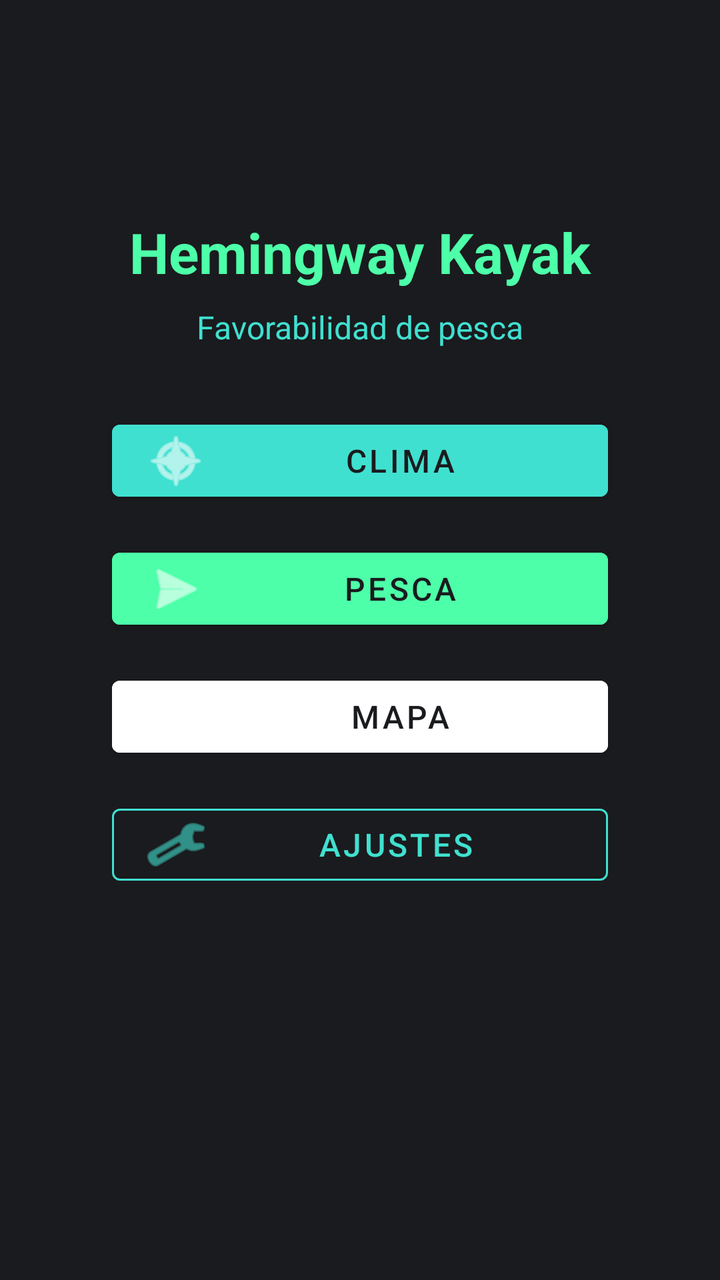
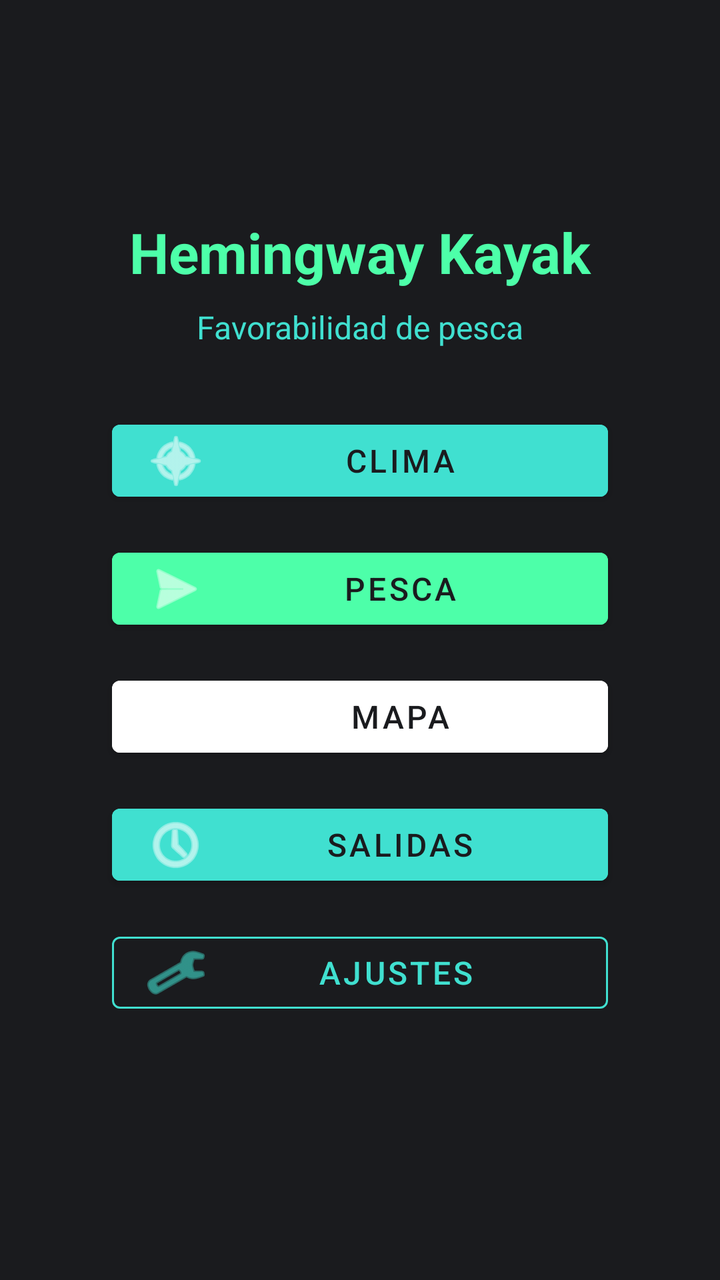

Compare the two renders of this Android layout. The source of the first and the diff that turns it into the second are given below.
<!-- AndroidManifest.xml: application theme Theme.HemingwayKayak -->
<!-- res/layout/fragment_home.xml -->
<?xml version="1.0" encoding="utf-8"?>
<ScrollView 
    xmlns:android="http://schemas.android.com/apk/res/android"
    xmlns:app="http://schemas.android.com/apk/res-auto"
    xmlns:tools="http://schemas.android.com/tools"
    android:layout_width="match_parent"
    android:layout_height="match_parent"
    android:background="@color/logo_dark"
    android:fillViewport="true">

    <androidx.constraintlayout.widget.ConstraintLayout 
        android:layout_width="match_parent"
        android:layout_height="wrap_content"
        android:padding="@dimen/spacing_lg"
        tools:context=".ui.home.HomeFragment">

        <TextView
            android:id="@+id/titleText"
            android:layout_width="wrap_content"
            android:layout_height="wrap_content"
            android:text="@string/app_name"
            android:textColor="@color/logo_neon"
            android:textSize="@dimen/text_size_display"
            android:textStyle="bold"
            app:layout_constraintBottom_toBottomOf="parent"
            app:layout_constraintEnd_toEndOf="parent"
            app:layout_constraintStart_toStartOf="parent"
            app:layout_constraintTop_toTopOf="parent"
            app:layout_constraintVertical_bias="0.15" />

        <TextView
            android:id="@+id/subtitleText"
            android:layout_width="wrap_content"
            android:layout_height="wrap_content"
            android:layout_marginTop="@dimen/spacing_sm"
            android:text="@string/fishing_favorability"
            android:textColor="@color/logo_turquoise"
            android:textSize="@dimen/text_size_subtitle"
            app:layout_constraintEnd_toEndOf="parent"
            app:layout_constraintStart_toStartOf="parent"
            app:layout_constraintTop_toBottomOf="@+id/titleText" />

        <com.google.android.material.button.MaterialButton
            android:id="@+id/weatherButton"
            android:layout_width="0dp"
            android:layout_height="@dimen/button_height"
            android:layout_marginStart="@dimen/spacing_xl"
            android:layout_marginTop="@dimen/spacing_xl"
            android:layout_marginEnd="@dimen/spacing_xl"
            android:backgroundTint="@color/logo_turquoise"
            android:text="@string/weather_title"
            android:textColor="@color/logo_dark"
            android:textSize="@dimen/text_size_subtitle"
            app:icon="@android:drawable/ic_menu_compass"
            app:iconGravity="start"
            app:layout_constraintEnd_toEndOf="parent"
            app:layout_constraintStart_toStartOf="parent"
            app:layout_constraintTop_toBottomOf="@+id/subtitleText"
            app:layout_constraintWidth_max="400dp" />

        <com.google.android.material.button.MaterialButton
            android:id="@+id/fishingButton"
            android:layout_width="0dp"
            android:layout_height="@dimen/button_height"
            android:layout_marginStart="@dimen/spacing_xl"
            android:layout_marginTop="@dimen/spacing_md"
            android:layout_marginEnd="@dimen/spacing_xl"
            android:backgroundTint="@color/logo_neon"
            android:text="@string/fishing_title"
            android:textColor="@color/logo_dark"
            android:textSize="@dimen/text_size_subtitle"
            app:icon="@android:drawable/ic_menu_send"
            app:iconGravity="start"
            app:layout_constraintEnd_toEndOf="parent"
            app:layout_constraintStart_toStartOf="parent"
            app:layout_constraintTop_toBottomOf="@+id/weatherButton"
            app:layout_constraintWidth_max="400dp" />

        <com.google.android.material.button.MaterialButton
            android:id="@+id/mapButton"
            android:layout_width="0dp"
            android:layout_height="@dimen/button_height"
            android:layout_marginStart="@dimen/spacing_xl"
            android:layout_marginTop="@dimen/spacing_md"
            android:layout_marginEnd="@dimen/spacing_xl"
            android:backgroundTint="@color/white"
            android:text="@string/map_title"
            android:textColor="@color/logo_dark"
            android:textSize="@dimen/text_size_subtitle"
            app:icon="@android:drawable/ic_menu_mapmode"
            app:iconGravity="start"
            app:layout_constraintEnd_toEndOf="parent"
            app:layout_constraintStart_toStartOf="parent"
            app:layout_constraintTop_toBottomOf="@+id/fishingButton"
            app:layout_constraintWidth_max="400dp" />

        <com.google.android.material.button.MaterialButton
            android:id="@+id/settingsButton"
            style="@style/Widget.MaterialComponents.Button.OutlinedButton"
            android:layout_width="0dp"
            android:layout_height="@dimen/button_height"
            android:layout_marginStart="@dimen/spacing_xl"
            android:layout_marginTop="@dimen/spacing_md"
            android:layout_marginEnd="@dimen/spacing_xl"
            android:text="@string/settings_title"
            android:textColor="@color/logo_turquoise"
            android:textSize="@dimen/text_size_subtitle"
            app:icon="@android:drawable/ic_menu_preferences"
            app:iconGravity="start"
            app:iconTint="@color/logo_turquoise"
            app:strokeColor="@color/logo_turquoise"
            app:layout_constraintEnd_toEndOf="parent"
            app:layout_constraintStart_toStartOf="parent"
            app:layout_constraintTop_toBottomOf="@+id/mapButton"
            app:layout_constraintWidth_max="400dp" />

    </androidx.constraintlayout.widget.ConstraintLayout>
</ScrollView>
<!-- resources referenced by this layout -->
<resources>
  <color name="logo_dark">#1A1B1E</color>
  <color name="logo_neon">#4DFFA9</color>
  <color name="logo_turquoise">#40E0D0</color>
  <color name="white">#FFFFFFFF</color>
  <dimen name="button_height">48dp</dimen>
  <dimen name="spacing_lg">24dp</dimen>
  <dimen name="spacing_md">16dp</dimen>
  <dimen name="spacing_sm">8dp</dimen>
  <dimen name="spacing_xl">32dp</dimen>
  <dimen name="text_size_display">28sp</dimen>
  <dimen name="text_size_subtitle">16sp</dimen>
  <string name="app_name">Hemingway Kayak</string>
  <string name="fishing_favorability">Favorabilidad de pesca</string>
  <string name="fishing_title">Pesca</string>
  <string name="map_title">Mapa</string>
  <string name="settings_title">Ajustes</string>
  <string name="weather_title">Clima</string>
  <style name="Theme.HemingwayKayak" parent="Theme.MaterialComponents.DayNight.DarkActionBar">
          <item name="colorPrimary">@color/primary</item>
          <item name="colorPrimaryDark">@color/primary_dark</item>
          <item name="colorAccent">@color/accent</item>
          <item name="android:windowBackground">@color/logo_dark</item>
      </style>
  <color name="primary">@color/logo_turquoise</color>
  <color name="primary_dark">@color/logo_dark</color>
  <color name="accent">@color/logo_neon</color>
</resources>

<!-- the commit's change to res/layout/fragment_home.xml (unified diff, before → after) -->
@@ -95,6 +95,24 @@
             app:layout_constraintWidth_max="400dp" />
 
         <com.google.android.material.button.MaterialButton
+            android:id="@+id/historyButton"
+            android:layout_width="0dp"
+            android:layout_height="@dimen/button_height"
+            android:layout_marginStart="@dimen/spacing_xl"
+            android:layout_marginTop="@dimen/spacing_md"
+            android:layout_marginEnd="@dimen/spacing_xl"
+            android:backgroundTint="@color/logo_turquoise"
+            android:text="@string/history_title"
+            android:textColor="@color/logo_dark"
+            android:textSize="@dimen/text_size_subtitle"
+            app:icon="@android:drawable/ic_menu_recent_history"
+            app:iconGravity="start"
+            app:layout_constraintEnd_toEndOf="parent"
+            app:layout_constraintStart_toStartOf="parent"
+            app:layout_constraintTop_toBottomOf="@+id/mapButton"
+            app:layout_constraintWidth_max="400dp" />
+
+        <com.google.android.material.button.MaterialButton
             android:id="@+id/settingsButton"
             style="@style/Widget.MaterialComponents.Button.OutlinedButton"
             android:layout_width="0dp"
@@ -111,7 +129,7 @@
             app:strokeColor="@color/logo_turquoise"
             app:layout_constraintEnd_toEndOf="parent"
             app:layout_constraintStart_toStartOf="parent"
-            app:layout_constraintTop_toBottomOf="@+id/mapButton"
+            app:layout_constraintTop_toBottomOf="@id/historyButton"
             app:layout_constraintWidth_max="400dp" />
 
     </androidx.constraintlayout.widget.ConstraintLayout>
<!-- resource entries referenced after the edit -->
@@ -14,6 +14,7 @@
   <string name="app_name">Hemingway Kayak</string>
   <string name="fishing_favorability">Favorabilidad de pesca</string>
   <string name="fishing_title">Pesca</string>
+  <string name="history_title">Salidas</string>
   <string name="map_title">Mapa</string>
   <string name="settings_title">Ajustes</string>
   <string name="weather_title">Clima</string>
